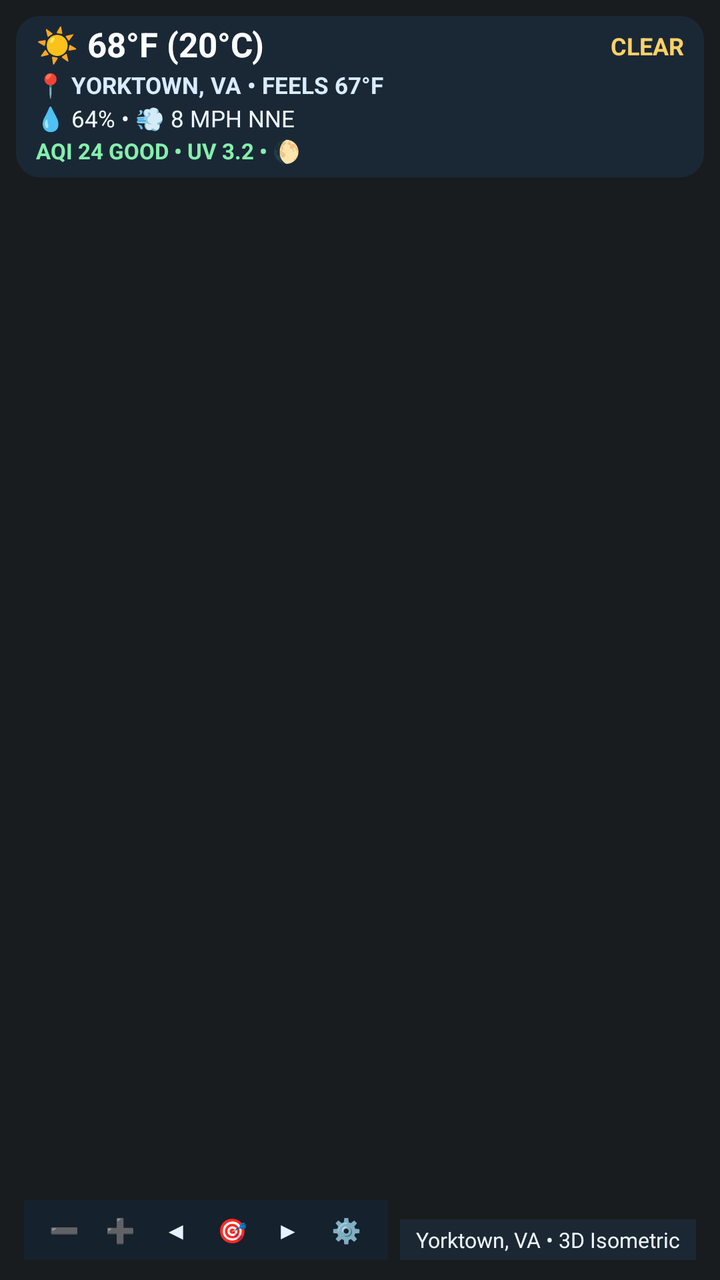
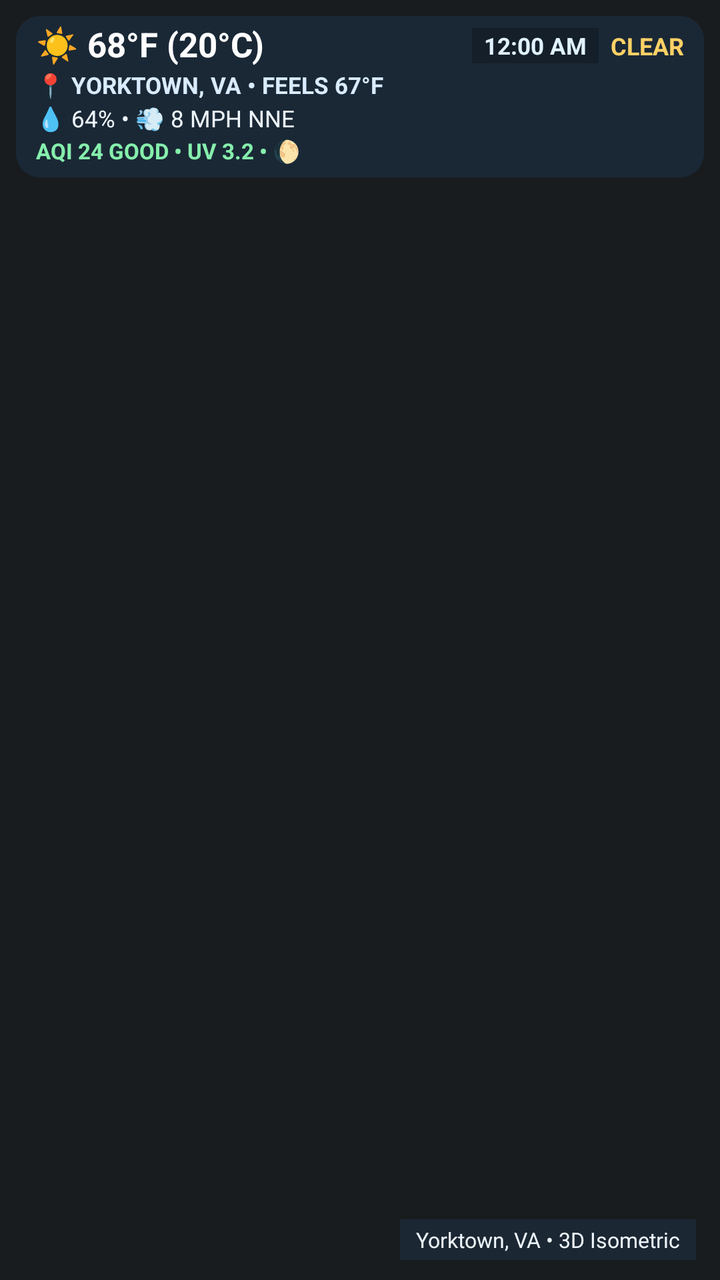

Compare the two renders of this Android layout. The source of the first and the diff that turns it into the second are given below.
<!-- AndroidManifest.xml: application theme android:Theme.DeviceDefault.NoActionBar -->
<!-- res/layout/widget_isometric_weather.xml -->
<?xml version="1.0" encoding="utf-8"?>
<FrameLayout xmlns:android="http://schemas.android.com/apk/res/android"
    android:id="@+id/widget_root"
    android:layout_width="match_parent"
    android:layout_height="match_parent"
    android:padding="2dp">

    
    <ViewFlipper
        android:id="@+id/widget_flipper"
        android:layout_width="match_parent"
        android:layout_height="match_parent"
        android:autoStart="true"
        android:flipInterval="520">

        <ImageView
            android:id="@+id/widget_frame_0"
            android:layout_width="match_parent"
            android:layout_height="match_parent"
            android:scaleType="fitCenter"
            android:contentDescription="3D Isometric Weather Frame 1" />

        <ImageView
            android:id="@+id/widget_frame_1"
            android:layout_width="match_parent"
            android:layout_height="match_parent"
            android:scaleType="fitCenter"
            android:contentDescription="3D Isometric Weather Frame 2" />

        <ImageView
            android:id="@+id/widget_frame_2"
            android:layout_width="match_parent"
            android:layout_height="match_parent"
            android:scaleType="fitCenter"
            android:contentDescription="3D Isometric Weather Frame 3" />

        <ImageView
            android:id="@+id/widget_frame_3"
            android:layout_width="match_parent"
            android:layout_height="match_parent"
            android:scaleType="fitCenter"
            android:contentDescription="3D Isometric Weather Frame 4" />
    </ViewFlipper>

    
    <LinearLayout
        android:id="@+id/widget_hud_top_bar"
        android:layout_width="match_parent"
        android:layout_height="wrap_content"
        android:layout_gravity="top"
        android:layout_marginStart="6dp"
        android:layout_marginEnd="6dp"
        android:layout_marginTop="6dp"
        android:orientation="vertical"
        android:background="@drawable/hud_background"
        android:paddingStart="10dp"
        android:paddingEnd="10dp"
        android:paddingTop="5dp"
        android:paddingBottom="6dp">

        
        <LinearLayout
            android:layout_width="match_parent"
            android:layout_height="wrap_content"
            android:orientation="horizontal"
            android:gravity="center_vertical">

            <TextView
                android:id="@+id/hud_bar_temp"
                android:layout_width="wrap_content"
                android:layout_height="wrap_content"
                android:text="☀️ 68°F (20°C)"
                android:textColor="#FFFFFF"
                android:textSize="17sp"
                android:textStyle="bold"
                android:includeFontPadding="false"
                android:maxLines="1" />

            <TextView
                android:id="@+id/hud_bar_condition"
                android:layout_width="0dp"
                android:layout_height="wrap_content"
                android:layout_weight="1"
                android:layout_marginStart="8dp"
                android:gravity="end"
                android:text="CLEAR"
                android:textColor="#FFD166"
                android:textSize="12sp"
                android:textStyle="bold"
                android:maxLines="1"
                android:ellipsize="end" />
        </LinearLayout>

        
        <TextView
            android:id="@+id/hud_bar_condition_loc"
            android:layout_width="match_parent"
            android:layout_height="wrap_content"
            android:layout_marginTop="2dp"
            android:text="📍 YORKTOWN, VA • FEELS 67°F"
            android:textColor="#D9ECFF"
            android:textSize="11.5sp"
            android:textStyle="bold"
            android:maxLines="1"
            android:ellipsize="end" />

        
        <TextView
            android:id="@+id/hud_bar_wind_hum"
            android:layout_width="match_parent"
            android:layout_height="wrap_content"
            android:layout_marginTop="1dp"
            android:text="💧 64% • 💨 8 MPH NNE"
            android:textColor="#EEF6FC"
            android:textSize="11.5sp"
            android:maxLines="1"
            android:ellipsize="end" />

        
        <TextView
            android:id="@+id/hud_bar_badges"
            android:layout_width="match_parent"
            android:layout_height="wrap_content"
            android:layout_marginTop="1dp"
            android:text="AQI 24 GOOD • UV 3.2 • 🌔"
            android:textColor="#86EFAC"
            android:textSize="11sp"
            android:textStyle="bold"
            android:maxLines="1"
            android:ellipsize="end" />
    </LinearLayout>

    
    <LinearLayout
        android:id="@+id/widget_hud_corner"
        android:layout_width="wrap_content"
        android:layout_height="wrap_content"
        android:layout_gravity="top|end"
        android:layout_marginTop="8dp"
        android:layout_marginEnd="8dp"
        android:layout_marginStart="8dp"
        android:orientation="vertical"
        android:background="@drawable/hud_background"
        android:paddingStart="12dp"
        android:paddingEnd="12dp"
        android:paddingTop="8dp"
        android:paddingBottom="8dp"
        android:visibility="gone">

        <TextView
            android:id="@+id/hud_corner_condition"
            android:layout_width="wrap_content"
            android:layout_height="wrap_content"
            android:text="☀️ CLEAR WEATHER"
            android:textColor="#FFD166"
            android:textSize="11.5sp"
            android:textStyle="bold"
            android:singleLine="true" />

        <TextView
            android:id="@+id/hud_corner_temp"
            android:layout_width="wrap_content"
            android:layout_height="wrap_content"
            android:text="68°F (20°C)"
            android:textColor="#FFFFFF"
            android:textSize="17.5sp"
            android:textStyle="bold"
            android:singleLine="true" />

        <TextView
            android:id="@+id/hud_corner_meta"
            android:layout_width="wrap_content"
            android:layout_height="wrap_content"
            android:text="💧 64% • 💨 8 MPH NNE"
            android:textColor="#EEF6FC"
            android:textSize="11.5sp"
            android:singleLine="true" />

        <TextView
            android:id="@+id/hud_corner_loc"
            android:layout_width="wrap_content"
            android:layout_height="wrap_content"
            android:layout_marginTop="2dp"
            android:text="📍 YORKTOWN, VA • FEELS 67°F"
            android:textColor="#D9ECFF"
            android:textSize="11sp"
            android:textStyle="bold"
            android:singleLine="true" />

        <TextView
            android:id="@+id/hud_corner_badges"
            android:layout_width="wrap_content"
            android:layout_height="wrap_content"
            android:layout_marginTop="2dp"
            android:text="AQI 24 • UV 3.2 • 🌔"
            android:textColor="#86EFAC"
            android:textSize="10.5sp"
            android:textStyle="bold"
            android:singleLine="true" />
    </LinearLayout>

    
    <LinearLayout
        android:id="@+id/widget_camera_bar"
        android:layout_width="wrap_content"
        android:layout_height="wrap_content"
        android:layout_gravity="bottom|start"
        android:layout_marginStart="10dp"
        android:layout_marginBottom="8dp"
        android:orientation="horizontal"
        android:background="#CC142230"
        android:paddingStart="6dp"
        android:paddingEnd="6dp"
        android:paddingTop="2dp"
        android:paddingBottom="2dp">

        <TextView
            android:id="@+id/btn_zoom_out"
            android:layout_width="28dp"
            android:layout_height="26dp"
            android:gravity="center"
            android:text="➖"
            android:textColor="#E6F2FF"
            android:textSize="12sp" />

        <TextView
            android:id="@+id/btn_zoom_in"
            android:layout_width="28dp"
            android:layout_height="26dp"
            android:gravity="center"
            android:text="➕"
            android:textColor="#E6F2FF"
            android:textSize="12sp" />

        <TextView
            android:id="@+id/btn_pan_left"
            android:layout_width="28dp"
            android:layout_height="26dp"
            android:gravity="center"
            android:text="◀"
            android:textColor="#E6F2FF"
            android:textSize="12sp" />

        <TextView
            android:id="@+id/btn_cam_reset"
            android:layout_width="28dp"
            android:layout_height="26dp"
            android:gravity="center"
            android:text="🎯"
            android:textColor="#FFD166"
            android:textSize="12sp" />

        <TextView
            android:id="@+id/btn_pan_right"
            android:layout_width="28dp"
            android:layout_height="26dp"
            android:gravity="center"
            android:text="▶"
            android:textColor="#E6F2FF"
            android:textSize="12sp" />

        <TextView
            android:id="@+id/btn_open_config"
            android:layout_width="30dp"
            android:layout_height="26dp"
            android:gravity="center"
            android:text="⚙️"
            android:textColor="#FFFFFF"
            android:textSize="12sp" />
    </LinearLayout>

    
    <TextView
        android:id="@+id/widget_bottom_badge"
        android:layout_width="wrap_content"
        android:layout_height="wrap_content"
        android:layout_gravity="bottom|end"
        android:layout_marginEnd="10dp"
        android:layout_marginBottom="8dp"
        android:background="#B81C2C3C"
        android:paddingStart="8dp"
        android:paddingEnd="8dp"
        android:paddingTop="3dp"
        android:paddingBottom="3dp"
        android:text="Yorktown, VA • 3D Isometric"
        android:textColor="#EEF6FC"
        android:textSize="10.5sp"
        android:singleLine="true" />
</FrameLayout>
<!-- resources referenced by this layout -->
<resources>
  <!-- drawable hud_background (drawable) -->
  <?xml version="1.0" encoding="utf-8"?>
  <shape xmlns:android="http://schemas.android.com/apk/res/android" android:shape="rectangle">
      <solid android:color="#C41B2D3E" />
      <corners android:radius="12dp" />
  </shape>
</resources>

<!-- the commit's change to res/layout/widget_isometric_weather.xml (unified diff, before → after) -->
@@ -76,19 +76,40 @@
                 android:includeFontPadding="false"
                 android:maxLines="1" />
 
-            <TextView
-                android:id="@+id/hud_bar_condition"
+            <LinearLayout
                 android:layout_width="0dp"
                 android:layout_height="wrap_content"
                 android:layout_weight="1"
-                android:layout_marginStart="8dp"
-                android:gravity="end"
-                android:text="CLEAR"
-                android:textColor="#FFD166"
-                android:textSize="12sp"
-                android:textStyle="bold"
-                android:maxLines="1"
-                android:ellipsize="end" />
+                android:gravity="end|center_vertical"
+                android:orientation="horizontal">
+
+                <TextClock
+                    android:id="@+id/hud_bar_clock"
+                    android:layout_width="wrap_content"
+                    android:layout_height="wrap_content"
+                    android:format12Hour="h:mm a"
+                    android:format24Hour="HH:mm"
+                    android:textColor="#E0F2FE"
+                    android:textSize="11.5sp"
+                    android:textStyle="bold"
+                    android:background="#38000000"
+                    android:paddingStart="6dp"
+                    android:paddingEnd="6dp"
+                    android:paddingTop="1dp"
+                    android:paddingBottom="1dp"
+                    android:layout_marginEnd="6dp" />
+
+                <TextView
+                    android:id="@+id/hud_bar_condition"
+                    android:layout_width="wrap_content"
+                    android:layout_height="wrap_content"
+                    android:text="CLEAR"
+                    android:textColor="#FFD166"
+                    android:textSize="12sp"
+                    android:textStyle="bold"
+                    android:maxLines="1"
+                    android:ellipsize="end" />
+            </LinearLayout>
         </LinearLayout>
 
         
@@ -147,15 +168,38 @@
         android:paddingBottom="8dp"
         android:visibility="gone">
 
-        <TextView
-            android:id="@+id/hud_corner_condition"
-            android:layout_width="wrap_content"
-            android:layout_height="wrap_content"
-            android:text="☀️ CLEAR WEATHER"
-            android:textColor="#FFD166"
-            android:textSize="11.5sp"
-            android:textStyle="bold"
-            android:singleLine="true" />
+        <LinearLayout
+            android:layout_width="wrap_content"
+            android:layout_height="wrap_content"
+            android:orientation="horizontal"
+            android:gravity="center_vertical">
+
+            <TextClock
+                android:id="@+id/hud_corner_clock"
+                android:layout_width="wrap_content"
+                android:layout_height="wrap_content"
+                android:format12Hour="h:mm a"
+                android:format24Hour="HH:mm"
+                android:textColor="#E0F2FE"
+                android:textSize="11.5sp"
+                android:textStyle="bold"
+                android:background="#38000000"
+                android:paddingStart="6dp"
+                android:paddingEnd="6dp"
+                android:paddingTop="1dp"
+                android:paddingBottom="1dp"
+                android:layout_marginEnd="6dp" />
+
+            <TextView
+                android:id="@+id/hud_corner_condition"
+                android:layout_width="wrap_content"
+                android:layout_height="wrap_content"
+                android:text="☀️ CLEAR WEATHER"
+                android:textColor="#FFD166"
+                android:textSize="11.5sp"
+                android:textStyle="bold"
+                android:singleLine="true" />
+        </LinearLayout>
 
         <TextView
             android:id="@+id/hud_corner_temp"
@@ -212,7 +256,8 @@
         android:paddingStart="6dp"
         android:paddingEnd="6dp"
         android:paddingTop="2dp"
-        android:paddingBottom="2dp">
+        android:paddingBottom="2dp"
+        android:visibility="gone">
 
         <TextView
             android:id="@+id/btn_zoom_out"
